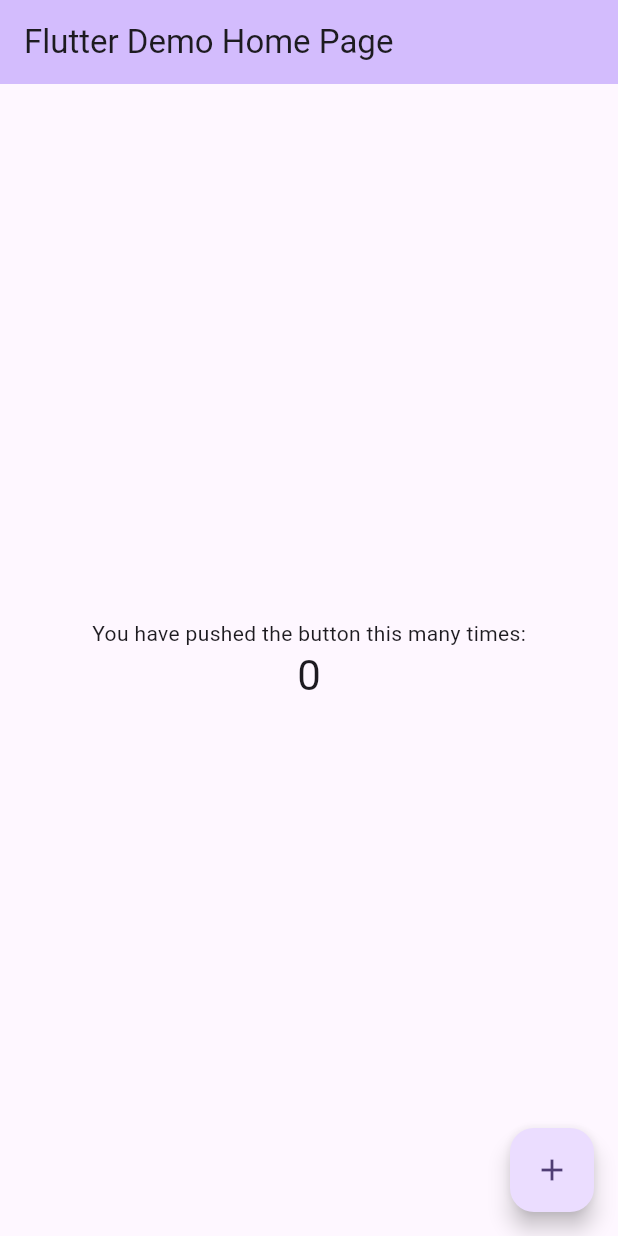
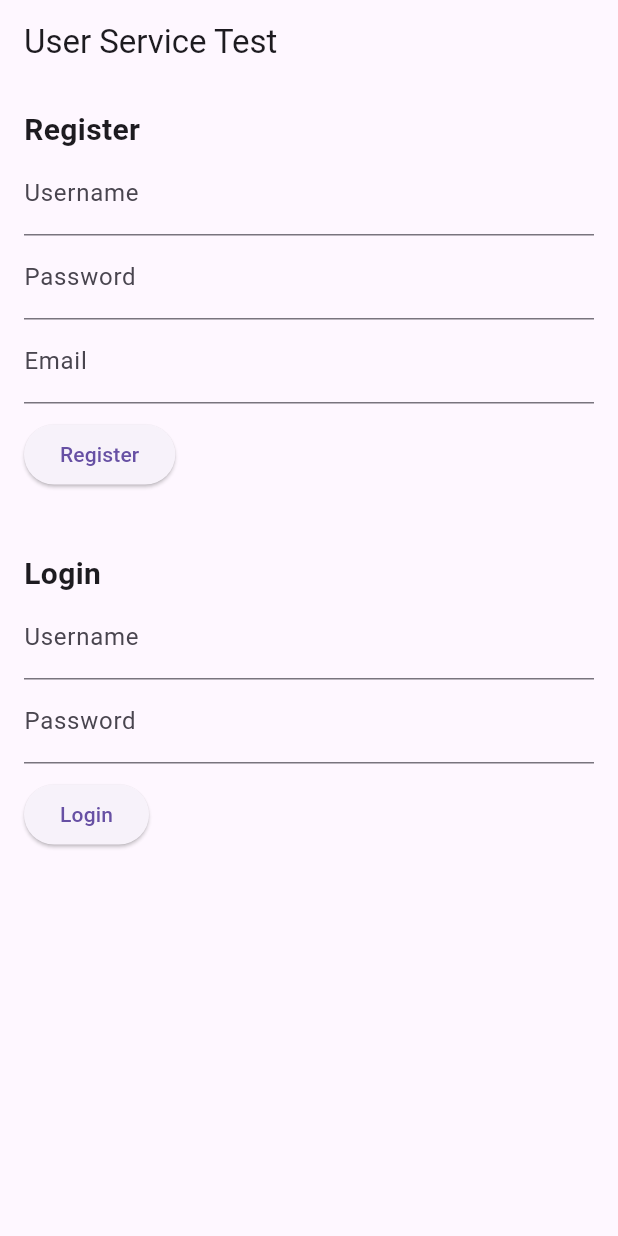
Before and after one commit to Kantarellen1/WorklyApp, a Flutter app: the screen it shows after launch, on a phone screen of 412 x 824 dp. Run offline on Flutter 3.47's test engine with Material 3 defaults, Android fonts, the phone set to English and light mode, and no system bars.

Commit message:
Update dependencies
Update dependencies and made login page

```diff
--- a/workly_app/lib/main.dart
+++ b/workly_app/lib/main.dart
@@ -1,122 +1,152 @@
 import 'package:flutter/material.dart';
+import 'package:http/http.dart' as http;
+import 'dart:convert';
 
 void main() {
-  runApp(const MyApp());
+  runApp(UserServiceApp());
 }
 
-class MyApp extends StatelessWidget {
-  const MyApp({super.key});
+class UserServiceApp extends StatelessWidget {
+  const UserServiceApp({super.key});
 
-  // This widget is the root of your application.
   @override
   Widget build(BuildContext context) {
     return MaterialApp(
-      title: 'Flutter Demo',
-      theme: ThemeData(
-        // This is the theme of your application.
-        //
-        // TRY THIS: Try running your application with "flutter run". You'll see
-        // the application has a purple toolbar. Then, without quitting the app,
-        // try changing the seedColor in the colorScheme below to Colors.green
-        // and then invoke "hot reload" (save your changes or press the "hot
-        // reload" button in a Flutter-supported IDE, or press "r" if you used
-        // the command line to start the app).
-        //
-        // Notice that the counter didn't reset back to zero; the application
-        // state is not lost during the reload. To reset the state, use hot
-        // restart instead.
-        //
-        // This works for code too, not just values: Most code changes can be
-        // tested with just a hot reload.
-        colorScheme: ColorScheme.fromSeed(seedColor: Colors.deepPurple),
-      ),
-      home: const MyHomePage(title: 'Flutter Demo Home Page'),
+      title: 'User Service Test',
+      theme: ThemeData(primarySwatch: Colors.blue),
+      home: UserServiceHomePage(),
     );
   }
 }
 
-class MyHomePage extends StatefulWidget {
-  const MyHomePage({super.key, required this.title});
-
-  // This widget is the home page of your application. It is stateful, meaning
-  // that it has a State object (defined below) that contains fields that affect
-  // how it looks.
-
-  // This class is the configuration for the state. It holds the values (in this
-  // case the title) provided by the parent (in this case the App widget) and
-  // used by the build method of the State. Fields in a Widget subclass are
-  // always marked "final".
-
-  final String title;
+class UserServiceHomePage extends StatefulWidget {
+  const UserServiceHomePage({super.key});
 
   @override
-  State<MyHomePage> createState() => _MyHomePageState();
+  _UserServiceHomePageState createState() => _UserServiceHomePageState();
 }
 
-class _MyHomePageState extends State<MyHomePage> {
-  int _counter = 0;
+class _UserServiceHomePageState extends State<UserServiceHomePage> {
+  final String apiBaseUrl = "http://localhost:5004/api/users"; // Update with your API base URL
+  final TextEditingController registerUsernameController = TextEditingController();
+  final TextEditingController registerPasswordController = TextEditingController();
+  final TextEditingController registerEmailController = TextEditingController();
+  final TextEditingController loginUsernameController = TextEditingController();
+  final TextEditingController loginPasswordController = TextEditingController();
 
-  void _incrementCounter() {
-    setState(() {
-      // This call to setState tells the Flutter framework that something has
-      // changed in this State, which causes it to rerun the build method below
-      // so that the display can reflect the updated values. If we changed
-      // _counter without calling setState(), then the build method would not be
-      // called again, and so nothing would appear to happen.
-      _counter++;
-    });
+  String registerResult = "";
+  String loginResult = "";
+
+  Future<void> registerUser() async {
+    final username = registerUsernameController.text;
+    final password = registerPasswordController.text;
+    final email = registerEmailController.text;
+
+    try {
+      final response = await http.post(
+        Uri.parse('$apiBaseUrl/register'),
+        headers: {'Content-Type': 'application/json'},
+        body: jsonEncode({'username': username, 'password': password, 'email': email}),
+      );
+
+      if (response.statusCode == 200) {
+        setState(() {
+          registerResult = "Registration successful!";
+        });
+      } else {
+        final result = jsonDecode(response.body);
+        setState(() {
+          registerResult = "Error: ${result['message'] ?? 'Registration failed'}";
+        });
+      }
+    } catch (e) {
+      setState(() {
+        registerResult = "Error: $e";
+      });
+    }
+  }
+
+  Future<void> loginUser() async {
+    final username = loginUsernameController.text;
+    final password = loginPasswordController.text;
+
+    try {
+      final response = await http.post(
+        Uri.parse('$apiBaseUrl/login'),
+        headers: {'Content-Type': 'application/json'},
+        body: jsonEncode({'username': username, 'password': password}),
+      );
+
+      if (response.statusCode == 200) {
+        final result = jsonDecode(response.body);
+        setState(() {
+          loginResult = "Login successful! Token: ${result['token']}";
+        });
+      } else {
+        final result = jsonDecode(response.body);
+        setState(() {
+          loginResult = "Error: ${result['message'] ?? 'Login failed'}";
+        });
+      }
+    } catch (e) {
+      setState(() {
+        loginResult = "Error: $e";
+      });
+    }
   }
 
   @override
   Widget build(BuildContext context) {
-    // This method is rerun every time setState is called, for instance as done
-    // by the _incrementCounter method above.
-    //
-    // The Flutter framework has been optimized to make rerunning build methods
-    // fast, so that you can just rebuild anything that needs updating rather
-    // than having to individually change instances of widgets.
     return Scaffold(
-      appBar: AppBar(
-        // TRY THIS: Try changing the color here to a specific color (to
-        // Colors.amber, perhaps?) and trigger a hot reload to see the AppBar
-        // change color while the other colors stay the same.
-        backgroundColor: Theme.of(context).colorScheme.inversePrimary,
-        // Here we take the value from the MyHomePage object that was created by
-        // the App.build method, and use it to set our appbar title.
-        title: Text(widget.title),
-      ),
-      body: Center(
-        // Center is a layout widget. It takes a single child and positions it
-        // in the middle of the parent.
-        child: Column(
-          // Column is also a layout widget. It takes a list of children and
-          // arranges them vertically. By default, it sizes itself to fit its
-          // children horizontally, and tries to be as tall as its parent.
-          //
-          // Column has various properties to control how it sizes itself and
-          // how it positions its children. Here we use mainAxisAlignment to
-          // center the children vertically; the main axis here is the vertical
-          // axis because Columns are vertical (the cross axis would be
-          // horizontal).
-          //
-          // TRY THIS: Invoke "debug painting" (choose the "Toggle Debug Paint"
-          // action in the IDE, or press "p" in the console), to see the
-          // wireframe for each widget.
-          mainAxisAlignment: MainAxisAlignment.center,
-          children: <Widget>[
-            const Text('You have pushed the button this many times:'),
-            Text(
-              '$_counter',
-              style: Theme.of(context).textTheme.headlineMedium,
-            ),
-          ],
+      appBar: AppBar(title: Text('User Service Test')),
+      body: Padding(
+        padding: const EdgeInsets.all(16.0),
+        child: SingleChildScrollView(
+          child: Column(
+            crossAxisAlignment: CrossAxisAlignment.start,
+            children: [
+              Text('Register', style: TextStyle(fontSize: 20, fontWeight: FontWeight.bold)),
+              TextField(
+                controller: registerUsernameController,
+                decoration: InputDecoration(labelText: 'Username'),
+              ),
+              TextField(
+                controller: registerPasswordController,
+                decoration: InputDecoration(labelText: 'Password'),
+                obscureText: true,
+              ),
+              TextField(
+                controller: registerEmailController,
+                decoration: InputDecoration(labelText: 'Email'),
+              ),
+              SizedBox(height: 10),
+              ElevatedButton(
+                onPressed: registerUser,
+                child: Text('Register'),
+              ),
+              Text(registerResult, style: TextStyle(color: Colors.red)),
+
+              SizedBox(height: 20),
+              Text('Login', style: TextStyle(fontSize: 20, fontWeight: FontWeight.bold)),
+              TextField(
+                controller: loginUsernameController,
+                decoration: InputDecoration(labelText: 'Username'),
+              ),
+              TextField(
+                controller: loginPasswordController,
+                decoration: InputDecoration(labelText: 'Password'),
+                obscureText: true,
+              ),
+              SizedBox(height: 10),
+              ElevatedButton(
+                onPressed: loginUser,
+                child: Text('Login'),
+              ),
+              Text(loginResult, style: TextStyle(color: Colors.red)),
+            ],
+          ),
         ),
       ),
-      floatingActionButton: FloatingActionButton(
-        onPressed: _incrementCounter,
-        tooltip: 'Increment',
-        child: const Icon(Icons.add),
-      ), // This trailing comma makes auto-formatting nicer for build methods.
     );
   }
 }
```
Also changed, not shown: workly_app/pubspec.yaml (+1 -69 lines), workly_app/pubspec.lock, 1 other file.
